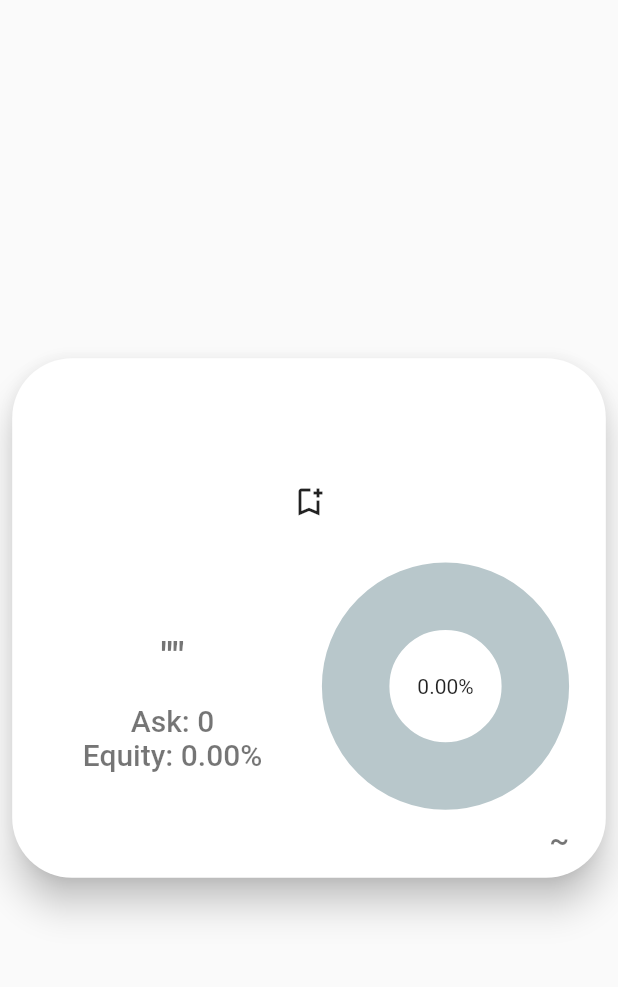
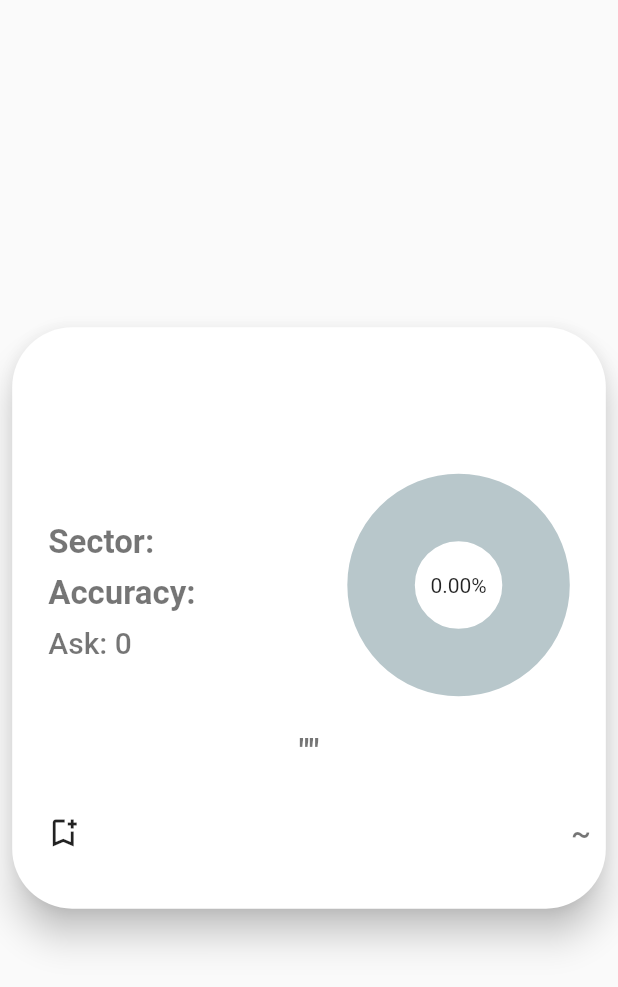
Before and after one commit to PBL-1F12022/Flutter-App, a Flutter app: the EnterProfileCard widget shown alone on an empty page, opened directly, on a phone screen of 412 x 824 dp. Shown: the top 987 px of the screen. Run offline on Flutter 3.47's test engine with Material 2 defaults, Android fonts, the phone set to English and light mode, and no system bars; drawn by our look-alikes of percent_indicator; our stand-ins replace flutter_secure_storage, fluttertoast; accounts and stored records are empty; network calls fail.

Commit message:
Card layout changed

```diff
--- a/lib/Screens/home_scr_investor.dart
+++ b/lib/Screens/home_scr_investor.dart
@@ -84,6 +84,8 @@ class _HomeScreenInvestorState extends State<HomeScreenInvestor> {
                     id: projects[index].id,
                     owner: projects[index].ownerName,
                     projName: projects[index].name,
+                    sector: projects[index].sector,
+                    sectorAccuracy: projects[index].sectorAccuracy,
                   ),
                 ),
               ),
--- a/lib/Widgets/Entr_profile_card.dart
+++ b/lib/Widgets/Entr_profile_card.dart
@@ -13,6 +13,8 @@ class EnterProfileCard extends StatefulWidget {
   late final int askingPrice;
   late final double equity;
   late final String owner;
+  late final sector;
+  late final sectorAccuracy;
   EnterProfileCard({
     this.askingPrice = 0,
     this.description = "",
@@ -20,6 +22,8 @@ class EnterProfileCard extends StatefulWidget {
     this.id = "",
     this.owner = "",
     this.projName = "",
+    this.sector = "",
+    this.sectorAccuracy = "",
   });
 
   @override
@@ -46,12 +50,14 @@ class _EnterProfileCardState extends State<EnterProfileCard> {
   @override
   Widget build(BuildContext context) {
     final mediaQuery = MediaQuery.of(context);
+    final width = mediaQuery.size.width;
+    final height = mediaQuery.size.height;
     final theme = Theme.of(context);
     return Align(
       alignment: Alignment.center,
       child: Expanded(
         child: AspectRatio(
-          aspectRatio: 3 / 2.7,
+          aspectRatio: 3 / 3,
           child: Container(
             margin: EdgeInsets.symmetric(
               vertical: mediaQuery.size.height * (1 / 100),
@@ -64,11 +70,59 @@ class _EnterProfileCardState extends State<EnterProfileCard> {
               ),
               elevation: 10,
               child: Container(
-                padding: EdgeInsets.symmetric(horizontal: 20, vertical: 10),
+                padding: EdgeInsets.all(10),
                 child: Column(
-                  mainAxisAlignment: MainAxisAlignment.spaceAround,
+                  mainAxisAlignment: MainAxisAlignment.spaceEvenly,
                   children: [
                     projectText(theme, mediaQuery),
+                    Container(
+                      // decoration: BoxDecoration(border: Border.all()),
+                      width: width * (95 / 100),
+                      height: height * (20 / 100),
+                      child: Row(
+                        // crossAxisAlignment: CrossAxisAlignment.start,
+                        mainAxisAlignment: MainAxisAlignment.spaceEvenly,
+                        children: [
+                          Container(
+                            width: width * (45 / 100),
+                            // decoration: BoxDecoration(border: Border.all()),
+                            child: Column(
+                              mainAxisAlignment: MainAxisAlignment.center,
+                              children: [
+                                SizedBox(height: height * (1 / 100)),
+                                Align(
+                                  alignment: Alignment.centerLeft,
+                                  child: Text(
+                                    'Sector: ' + widget.sector,
+                                    style: theme.textTheme.headline2,
+                                    maxLines: 2,
+                                  ),
+                                ),
+                                SizedBox(height: height * (1 / 100)),
+                                Align(
+                                  alignment: Alignment.bottomLeft,
+                                  child: Text(
+                                    'Accuracy: ' +
+                                        widget.sectorAccuracy.toString(),
+                                    style: theme.textTheme.headline2,
+                                    maxLines: 2,
+                                  ),
+                                ),
+                                SizedBox(height: height * (1 / 100)),
+                                askingPriceText(theme),
+                              ],
+                            ),
+                          ),
+                          progressIndicator(context, mediaQuery)
+                        ],
+                      ),
+                    ),
+                    Container(
+                      child: descriptionText(theme),
+                    ),
+                    Row(
+                      mainAxisAlignment: MainAxisAlignment.spaceBetween,
+                      children: [
                         IconButton(
                           onPressed: () {
                             _toggleBookMark();
@@ -81,45 +135,69 @@ class _EnterProfileCardState extends State<EnterProfileCard> {
                                   Icons.bookmark_add_outlined,
                                 ),
                         ),
-                    Row(
-                      mainAxisAlignment: MainAxisAlignment.spaceEvenly,
-                      crossAxisAlignment: CrossAxisAlignment.center,
-                      children: [
-                        SizedBox(
-                          width: mediaQuery.size.width * (40 / 100),
-                          child: Column(
-                            mainAxisAlignment: MainAxisAlignment.spaceBetween,
-                            crossAxisAlignment: CrossAxisAlignment.center,
-                            children: [
-                              descriptionText(theme),
-                              SizedBox(
-                                  height: mediaQuery.size.height * (2 / 100)),
-                              askingPriceText(theme),
-                              equityText(theme),
-                            ],
-                          ),
-                        ),
-                        SizedBox(width: mediaQuery.size.width * (2 / 100)),
-                        SizedBox(
-                          width: mediaQuery.size.width * (40 / 100),
-                          child: Column(
-                            mainAxisAlignment: MainAxisAlignment.spaceEvenly,
-                            crossAxisAlignment: CrossAxisAlignment.end,
-                            children: [
-                              SizedBox(
-                                  height: mediaQuery.size.height * (1 / 100)),
-                              progressIndicator(context, mediaQuery),
-                              SizedBox(
-                                  height: mediaQuery.size.height * (1 / 100)),
                         ownerText(theme),
-                            ],
-                          ),
-                        ),
                       ],
                     ),
                   ],
                 ),
               ),
+              // child: Container(
+              //   padding: EdgeInsets.symmetric(horizontal: 20, vertical: 10),
+              //   child: Column(
+              //     mainAxisAlignment: MainAxisAlignment.spaceAround,
+              //     children: [
+              //       projectText(theme, mediaQuery),
+              //       IconButton(
+              //         onPressed: () {
+              //           _toggleBookMark();
+              //         },
+              //         icon: _isBookMarked
+              //             ? Icon(
+              //                 Icons.bookmark_add,
+              //               )
+              //             : Icon(
+              //                 Icons.bookmark_add_outlined,
+              //               ),
+              //       ),
+              //       Row(
+              //         mainAxisAlignment: MainAxisAlignment.spaceEvenly,
+              //         crossAxisAlignment: CrossAxisAlignment.center,
+              //         children: [
+              //           SizedBox(
+              //             width: mediaQuery.size.width * (40 / 100),
+              //             child: Column(
+              //               mainAxisAlignment: MainAxisAlignment.spaceBetween,
+              //               crossAxisAlignment: CrossAxisAlignment.center,
+              //               children: [
+              //                 descriptionText(theme),
+              //                 SizedBox(
+              //                     height: mediaQuery.size.height * (2 / 100)),
+              //                 askingPriceText(theme),
+              //                 equityText(theme),
+              //               ],
+              //             ),
+              //           ),
+              //           SizedBox(width: mediaQuery.size.width * (2 / 100)),
+              //           SizedBox(
+              //             width: mediaQuery.size.width * (40 / 100),
+              //             child: Column(
+              //               mainAxisAlignment: MainAxisAlignment.spaceEvenly,
+              //               crossAxisAlignment: CrossAxisAlignment.end,
+              //               children: [
+              //                 SizedBox(
+              //                     height: mediaQuery.size.height * (1 / 100)),
+              //                 progressIndicator(context, mediaQuery),
+              //                 SizedBox(
+              //                     height: mediaQuery.size.height * (1 / 100)),
+              //                 ownerText(theme),
+              //               ],
+              //             ),
+              //           ),
+              //         ],
+              //       ),
+              //     ],
+              //   ),
+              // ),
             ),
           ),
         ),
@@ -144,7 +222,7 @@ class _EnterProfileCardState extends State<EnterProfileCard> {
   CircularPercentIndicator progressIndicator(
       BuildContext context, MediaQueryData mediaQuery) {
     return CircularPercentIndicator(
-      radius: mediaQuery.size.width * (20 / 100),
+      radius: mediaQuery.size.width * (18 / 100),
       center: Text(
         (widget.equity * 100).toStringAsFixed(2) + '%',
         maxLines: 1,
@@ -171,11 +249,12 @@ class _EnterProfileCardState extends State<EnterProfileCard> {
 
   Align askingPriceText(ThemeData theme) {
     return Align(
-      alignment: Alignment.center,
+      alignment: Alignment.topLeft,
       child: Text(
         'Ask: ${widget.askingPrice}',
         style: theme.textTheme.headline3,
         textAlign: TextAlign.left,
+        maxLines: 2,
       ),
     );
   }
--- a/lib/main.dart
+++ b/lib/main.dart
@@ -20,8 +20,8 @@ class MyApp extends StatelessWidget {
       theme: ThemeData(
         primarySwatch: Colors.blue,
         textTheme: TextTheme(
-          headline1: TextStyle(fontWeight: FontWeight.w900, fontSize: 28),
-          headline2: TextStyle(fontWeight: FontWeight.w600, fontSize: 25),
+          headline1: TextStyle(fontWeight: FontWeight.w900, fontSize: 26),
+          headline2: TextStyle(fontWeight: FontWeight.w600, fontSize: 22),
           headline3: TextStyle(fontWeight: FontWeight.w500, fontSize: 20),
           bodyText1: TextStyle(
             fontSize: 20,
--- a/lib/models/project_pitch.dart
+++ b/lib/models/project_pitch.dart
@@ -9,6 +9,8 @@ class ProjectIdea {
   final double equity;
   final String owner;
   final String ownerName;
+  final double sectorAccuracy;
+  final String sector;
 
   ProjectIdea({
     required this.id,
@@ -18,6 +20,8 @@ class ProjectIdea {
     required this.equity,
     required this.owner,
     required this.ownerName,
+    required this.sector,
+    required this.sectorAccuracy,
   });
 
   factory ProjectIdea.fromJson(Map<String, dynamic> json) {
@@ -29,6 +33,8 @@ class ProjectIdea {
       askingPrice: json['askingPrice'],
       equity: json['equity'],
       ownerName: json['ownerName'],
+      sector: json['sector'],
+      sectorAccuracy: json['sectorAccuracy'],
     );
   }
 }
```
Lines whose indentation alone changed are shown as unchanged.
